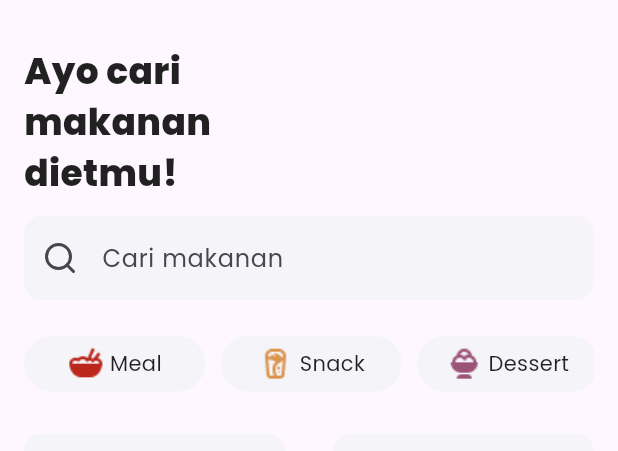
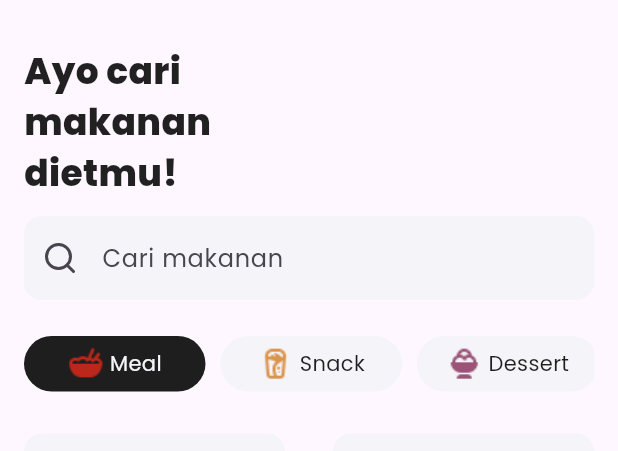
Before and after one commit to firoos18/sehatin_flutter, a Flutter app: the screen it shows after launch, on a phone screen of 412 x 824 dp, the part 63-514 px from its top. Run offline on Flutter 3.47's test engine with Material 2 defaults, Android fonts, the phone set to English and light mode, and no system bars; our stand-ins replace bloc, equatable, flutter_bloc, flutter_feather_icons, get_it, google_fonts and 1 more; network calls fail.

Commit message:
meal filter functionality fixed

```diff
--- a/lib/home/data/meal_data.dart
+++ b/lib/home/data/meal_data.dart
@@ -4,6 +4,7 @@ final mealItemData = [
   MealItem(
     name: "Grilled Tuna",
     topping: "with Vegetable Salad",
+    foodType: FoodType.meal,
     imageUrl:
         "https://ipfs.filebase.io/ipfs/QmaqEc8Up8Eia58qDydnxkYwcpvKHhJDZsHsJHjHqvtkVZ",
     price: "42000",
@@ -14,6 +15,7 @@ final mealItemData = [
   MealItem(
     name: "Grilled Tuna",
     topping: "with Rice and Green Beans",
+    foodType: FoodType.meal,
     imageUrl:
         "https://ipfs.filebase.io/ipfs/QmXymvRmf8DCtjVLQni8RvGLQ3xPZ4aDmdTALxhfk11PYf",
     price: "48000",
@@ -24,6 +26,7 @@ final mealItemData = [
   MealItem(
     name: "Toasted Bread",
     topping: "with Sunny Side Up",
+    foodType: FoodType.meal,
     imageUrl:
         "https://ipfs.filebase.io/ipfs/QmVAszBKSQn8w5gNDPzwTNwQZMPHhPKiPZrQ2gZAiw1tgD",
     price: "24000",
@@ -34,6 +37,7 @@ final mealItemData = [
   MealItem(
     name: "Vegetable Salad",
     topping: "with Boiled Egg & Grilled Duck",
+    foodType: FoodType.meal,
     imageUrl:
         "https://ipfs.filebase.io/ipfs/QmZDX1wKLgEWLERpcXs17iWN785MCB1n5gAyaonrVfxX69",
     price: "32000",
@@ -44,6 +48,7 @@ final mealItemData = [
   MealItem(
     name: "Vegetable Salad",
     topping: "with Shrimp & Tartar Sauce",
+    foodType: FoodType.meal,
     imageUrl:
         "https://ipfs.filebase.io/ipfs/Qmd5zM9DoBjcepHkBLRsbTANWjEhAKobLm74phDTTYWwtd",
     price: "35000",
@@ -54,6 +59,7 @@ final mealItemData = [
   MealItem(
     name: "Garlic Chicken",
     topping: "with Crispy Kailan",
+    foodType: FoodType.meal,
     imageUrl:
         "https://ipfs.filebase.io/ipfs/QmXMDPHCaVDoF5fER4p38sCYQr6bvTtw9tyBq87Meyrhu8",
     price: "28000",
--- a/lib/home/data/meal_filter_data.dart
+++ b/lib/home/data/meal_filter_data.dart
@@ -1,8 +1,25 @@
+import 'package:sehatin_flutter/home/domain/entities/meal_data_model.dart';
 import 'package:sehatin_flutter/home/domain/entities/meal_filter_model.dart';
 
 final mealFilterData = [
-  MealFilterModel(icon: 'lib/core/assets/meal.png', name: 'Meal'),
-  MealFilterModel(icon: 'lib/core/assets/snack.png', name: 'Snack'),
-  MealFilterModel(icon: 'lib/core/assets/dessert.png', name: 'Dessert'),
-  MealFilterModel(icon: 'lib/core/assets/vegan.png', name: 'Vegan')
+  MealFilterModel(
+    icon: 'lib/core/assets/meal.png',
+    name: 'Meal',
+    foodType: FoodType.meal,
+  ),
+  MealFilterModel(
+    icon: 'lib/core/assets/snack.png',
+    name: 'Snack',
+    foodType: FoodType.snack,
+  ),
+  MealFilterModel(
+    icon: 'lib/core/assets/dessert.png',
+    name: 'Dessert',
+    foodType: FoodType.dessert,
+  ),
+  MealFilterModel(
+    icon: 'lib/core/assets/vegan.png',
+    name: 'Vegan',
+    foodType: FoodType.vegan,
+  )
 ];
--- a/lib/home/domain/entities/meal_data_model.dart
+++ b/lib/home/domain/entities/meal_data_model.dart
@@ -1,6 +1,13 @@
 import 'package:uuid/uuid.dart';
 
 const uuid = Uuid();
+
+enum FoodType {
+  meal,
+  snack,
+  dessert,
+  vegan,
+}
 
 class MealItem {
   String id;
@@ -10,6 +17,7 @@ class MealItem {
   double rating;
   String imageUrl;
   String description;
+  FoodType foodType;
 
   MealItem({
     required this.name,
@@ -18,5 +26,6 @@ class MealItem {
     required this.price,
     required this.rating,
     required this.description,
+    required this.foodType,
   }) : id = uuid.v4();
 }
--- a/lib/home/domain/entities/meal_filter_model.dart
+++ b/lib/home/domain/entities/meal_filter_model.dart
@@ -1,9 +1,13 @@
+import 'package:sehatin_flutter/home/domain/entities/meal_data_model.dart';
+
 class MealFilterModel {
   String icon;
   String name;
+  FoodType foodType;
 
   MealFilterModel({
     required this.icon,
     required this.name,
+    required this.foodType,
   });
 }
--- a/lib/home/presentation/bloc/home_bloc.dart
+++ b/lib/home/presentation/bloc/home_bloc.dart
@@ -1,13 +1,112 @@
+import 'package:equatable/equatable.dart';
 import 'package:flutter_bloc/flutter_bloc.dart';
-import 'package:flutter/material.dart';
+import 'package:sehatin_flutter/home/domain/entities/meal_data_model.dart';
 
 part 'home_event.dart';
 part 'home_state.dart';
 
 class HomeBloc extends Bloc<HomeEvent, HomeState> {
-  HomeBloc() : super(HomeInitial()) {
-    on<HomeEvent>((event, emit) {
-      // TODO: implement event handler
-    });
+  HomeBloc() : super(const HomeInitial()) {
+    on<OnFilterPicked>(onFilterPicked);
+  }
+
+  final mealItemData = [
+    MealItem(
+      name: "Grilled Tuna",
+      topping: "with Vegetable Salad",
+      foodType: FoodType.meal,
+      imageUrl:
+          "https://ipfs.filebase.io/ipfs/QmaqEc8Up8Eia58qDydnxkYwcpvKHhJDZsHsJHjHqvtkVZ",
+      price: "42000",
+      rating: 4.7,
+      description:
+          "Hidangan yang terdiri dari tuna segar yang dipanggang dengan sempurna dan disajikan bersama dengan campuran salad sayuran segar. Tuna yang dipanggang memberikan cita rasa gurih dan lezat, sementara salad sayuran menambahkan kesegaran dan kesehatan pada hidangan ini. Kombinasi antara protein tuna yang kaya nutrisi dan sayuran yang beragam membuat hidangan ini menjadi pilihan yang sehat dan lezat untuk dinikmati.",
+    ),
+    MealItem(
+      name: "Grilled Tuna",
+      topping: "with Rice and Green Beans",
+      foodType: FoodType.meal,
+      imageUrl:
+          "https://ipfs.filebase.io/ipfs/QmXymvRmf8DCtjVLQni8RvGLQ3xPZ4aDmdTALxhfk11PYf",
+      price: "48000",
+      rating: 4.7,
+      description:
+          "Hidangan yang terdiri dari tuna segar yang dipanggang dengan cita rasa gurih, disajikan bersama nasi yang lezat dan kacang hijau segar. Tuna yang dipanggang memberikan cita rasa yang kaya protein dan tekstur yang lembut, sementara nasi memberikan kekenyangan yang memuaskan, dan kacang hijau menambah sentuhan sayuran yang segar dan kerenyahan pada hidangan ini. Kombinasi ini menciptakan hidangan yang seimbang dan menggugah selera, cocok untuk pencinta seafood.",
+    ),
+    MealItem(
+      name: "Toasted Bread",
+      topping: "with Sunny Side Up",
+      foodType: FoodType.meal,
+      imageUrl:
+          "https://ipfs.filebase.io/ipfs/QmVAszBKSQn8w5gNDPzwTNwQZMPHhPKiPZrQ2gZAiw1tgD",
+      price: "24000",
+      rating: 4.9,
+      description:
+          "Hidangan sederhana yang terdiri dari irisan roti yang dipanggang hingga kecokelatan yang garing, yang kemudian disajikan dengan telur dadar yang digoreng dengan kuning telur yang utuh dan kuning cerah di atasnya. Kombinasi antara roti yang renyah dan telur dadar yang lembut dan gurih menciptakan hidangan sarapan yang memuaskan dan klasik. Tampilan kuning cerah dari kuning telur yang terpapar matahari memberikan nama 'Sunny Side Up' pada hidangan ini.",
+    ),
+    MealItem(
+      name: "Vegetable Salad",
+      topping: "with Boiled Egg & Grilled Duck",
+      foodType: FoodType.meal,
+      imageUrl:
+          "https://ipfs.filebase.io/ipfs/QmZDX1wKLgEWLERpcXs17iWN785MCB1n5gAyaonrVfxX69",
+      price: "32000",
+      rating: 4.6,
+      description:
+          "Hidangan yang menyajikan campuran sayuran segar yang dihiasi dengan telur rebus yang lembut dan daging bebek panggang. Sayuran dalam salad memberikan sentuhan kelezatan dan keanekaragaman rasa, sementara telur rebus menambah protein dan tekstur lembut. Daging bebek panggang memberikan cita rasa gurih dan lezat yang melengkapi hidangan ini. Kombinasi ini menciptakan hidangan yang seimbang antara nutrisi dan cita rasa, cocok untuk pencinta salad dan daging.",
+    ),
+    MealItem(
+      name: "Vegetable Salad",
+      topping: "with Shrimp & Tartar Sauce",
+      foodType: FoodType.meal,
+      imageUrl:
+          "https://ipfs.filebase.io/ipfs/Qmd5zM9DoBjcepHkBLRsbTANWjEhAKobLm74phDTTYWwtd",
+      price: "35000",
+      rating: 4.8,
+      description:
+          "Hidangan yang menggabungkan berbagai macam sayuran segar yang dihiasi dengan udang yang dimasak dengan sempurna dan dilengkapi dengan saus tartar yang lezat. Sayuran memberikan kesegaran dan keragaman rasa, sementara udang memberikan cita rasa laut yang gurih dan protein yang sehat. Saus tartar yang kaya rasa dengan sentuhan asam dan krimi memberikan hidangan ini kelezatan yang tak tertandingi. Kombinasi ini menciptakan hidangan salad yang sehat, segar, dan sangat menggugah selera.",
+    ),
+    MealItem(
+      name: "Garlic Chicken",
+      topping: "with Crispy Kailan",
+      foodType: FoodType.meal,
+      imageUrl:
+          "https://ipfs.filebase.io/ipfs/QmXMDPHCaVDoF5fER4p38sCYQr6bvTtw9tyBq87Meyrhu8",
+      price: "28000",
+      rating: 5.0,
+      description:
+          "Hidangan yang terdiri dari potongan daging ayam yang dimasak dengan bawang putih hingga harum dan berpadu dengan sayuran kailan yang digoreng hingga renyah. Ayam yang diberi sentuhan bawang putih memberikan cita rasa gurih dan sedikit pedas, sementara kailan yang digoreng menciptakan tekstur renyah yang menarik. Kombinasi antara daging ayam dan sayuran ini menciptakan hidangan yang lezat dan seimbang, dengan cita rasa yang menggugah selera.",
+    ),
+    MealItem(
+      name: "Garlic Chicken",
+      topping: "with Crispy Kailan",
+      foodType: FoodType.snack,
+      imageUrl:
+          "https://ipfs.filebase.io/ipfs/QmXMDPHCaVDoF5fER4p38sCYQr6bvTtw9tyBq87Meyrhu8",
+      price: "28000",
+      rating: 5.0,
+      description:
+          "Hidangan yang terdiri dari potongan daging ayam yang dimasak dengan bawang putih hingga harum dan berpadu dengan sayuran kailan yang digoreng hingga renyah. Ayam yang diberi sentuhan bawang putih memberikan cita rasa gurih dan sedikit pedas, sementara kailan yang digoreng menciptakan tekstur renyah yang menarik. Kombinasi antara daging ayam dan sayuran ini menciptakan hidangan yang lezat dan seimbang, dengan cita rasa yang menggugah selera.",
+    ),
+    MealItem(
+      name: "Garlic Chicken",
+      topping: "with Crispy Kailan",
+      foodType: FoodType.snack,
+      imageUrl:
+          "https://ipfs.filebase.io/ipfs/QmXMDPHCaVDoF5fER4p38sCYQr6bvTtw9tyBq87Meyrhu8",
+      price: "28000",
+      rating: 5.0,
+      description:
+          "Hidangan yang terdiri dari potongan daging ayam yang dimasak dengan bawang putih hingga harum dan berpadu dengan sayuran kailan yang digoreng hingga renyah. Ayam yang diberi sentuhan bawang putih memberikan cita rasa gurih dan sedikit pedas, sementara kailan yang digoreng menciptakan tekstur renyah yang menarik. Kombinasi antara daging ayam dan sayuran ini menciptakan hidangan yang lezat dan seimbang, dengan cita rasa yang menggugah selera.",
+    ),
+  ];
+
+  void onFilterPicked(OnFilterPicked event, Emitter<HomeState> emit) {
+    final List<MealItem> filteredItem =
+        mealItemData.where((item) => item.foodType == event.foodType).toList();
+
+    emit(const HomeLoading());
+
+    emit(HomeItemLoaded(filteredItem, event.foodType));
   }
 }
--- a/lib/home/presentation/bloc/home_event.dart
+++ b/lib/home/presentation/bloc/home_event.dart
@@ -1,4 +1,14 @@
 part of 'home_bloc.dart';
 
-@immutable
-sealed class HomeEvent {}
+sealed class HomeEvent extends Equatable {
+  const HomeEvent();
+
+  @override
+  List<Object?> get props => [];
+}
+
+final class OnFilterPicked extends HomeEvent {
+  final FoodType foodType;
+
+  const OnFilterPicked({required this.foodType});
+}
--- a/lib/home/presentation/bloc/home_state.dart
+++ b/lib/home/presentation/bloc/home_state.dart
@@ -1,6 +1,33 @@
 part of 'home_bloc.dart';
 
-@immutable
-sealed class HomeState {}
+sealed class HomeState extends Equatable {
+  final List<MealItem>? mealItem;
+  final FoodType? foodType;
 
-final class HomeInitial extends HomeState {}
+  const HomeState({this.mealItem, this.foodType});
+
+  @override
+  List<Object?> get props => [mealItem, foodType];
+}
+
+final class HomeInitial extends HomeState {
+  const HomeInitial();
+}
+
+final class HomeLoading extends HomeState {
+  const HomeLoading();
+}
+
+final class HomeItemLoaded extends HomeState {
+  const HomeItemLoaded(final List<MealItem>? mealItem, final FoodType foodType)
+      : super(mealItem: mealItem, foodType: foodType);
+}
+
+final class HomeItemEmpty extends HomeState {
+  const HomeItemEmpty();
+}
+
+final class ActiveFilter extends HomeState {
+  const ActiveFilter(final FoodType foodType, final List<MealItem> mealList)
+      : super(mealItem: mealList, foodType: FoodType.meal);
+}
--- a/lib/home/presentation/components/meal_filter_item.dart
+++ b/lib/home/presentation/components/meal_filter_item.dart
@@ -1,11 +1,15 @@
 import 'package:flutter/material.dart';
+import 'package:flutter_bloc/flutter_bloc.dart';
 import 'package:sehatin_flutter/home/data/meal_filter_data.dart';
+import 'package:sehatin_flutter/home/presentation/bloc/home_bloc.dart';
 
 class MealFilter extends StatelessWidget {
   const MealFilter({super.key});
 
   @override
   Widget build(BuildContext context) {
+    return BlocBuilder<HomeBloc, HomeState>(
+      builder: (context, state) {
         return SizedBox(
           height: 37,
           child: ListView.builder(
@@ -14,7 +18,13 @@ class MealFilter extends StatelessWidget {
             itemBuilder: (ctx, idx) => Padding(
               padding: const EdgeInsets.only(right: 10),
               child: InkWell(
-            onTap: () {},
+                onTap: () {
+                  context.read<HomeBloc>().add(
+                        OnFilterPicked(
+                          foodType: mealFilterData[idx].foodType,
+                        ),
+                      );
+                },
                 borderRadius: BorderRadius.circular(24),
                 splashColor: const Color(0xff1e1e1e).withOpacity(0.5),
                 child: Container(
@@ -22,14 +32,23 @@ class MealFilter extends StatelessWidget {
                   width: 121,
                   decoration: BoxDecoration(
                       borderRadius: BorderRadius.circular(24),
-                  color: const Color(0xffF4F4F9)),
+                      color: state.foodType! == mealFilterData[idx].foodType
+                          ? const Color(0xff1E1E1E)
+                          : const Color(0xffF4F4F9)),
                   child: Row(
                     crossAxisAlignment: CrossAxisAlignment.center,
                     mainAxisAlignment: MainAxisAlignment.center,
                     children: [
                       Image.asset(mealFilterData[idx].icon),
                       const SizedBox(width: 4),
-                  Text(mealFilterData[idx].name)
+                      Text(
+                        mealFilterData[idx].name,
+                        style: TextStyle(
+                          color: state.foodType! == mealFilterData[idx].foodType
+                              ? const Color(0xffF4F4F9)
+                              : const Color(0xff1E1E1E),
+                        ),
+                      )
                     ],
                   ),
                 ),
@@ -37,5 +56,7 @@ class MealFilter extends StatelessWidget {
             ),
           ),
         );
+      },
+    );
   }
 }
--- a/lib/home/presentation/screens/home_screen.dart
+++ b/lib/home/presentation/screens/home_screen.dart
@@ -1,14 +1,21 @@
 import 'package:flutter/material.dart';
+import 'package:flutter_bloc/flutter_bloc.dart';
 import 'package:flutter_feather_icons/flutter_feather_icons.dart';
 import 'package:sehatin_flutter/cart/presentation/screens/cart_screen.dart';
-import 'package:sehatin_flutter/home/data/meal_data.dart';
+import 'package:sehatin_flutter/home/domain/entities/meal_data_model.dart';
+import 'package:sehatin_flutter/home/presentation/bloc/home_bloc.dart';
 import 'package:sehatin_flutter/home/presentation/components/meal_card_item.dart';
 import 'package:sehatin_flutter/home/presentation/components/meal_filter_item.dart';
 import 'package:sehatin_flutter/user_profile/presentation/screens/user_profile_screen.dart';
 
-class HomeScreen extends StatelessWidget {
+class HomeScreen extends StatefulWidget {
   const HomeScreen({super.key});
 
+  @override
+  State<HomeScreen> createState() => _HomeScreenState();
+}
+
+class _HomeScreenState extends State<HomeScreen> {
   @override
   Widget build(BuildContext context) {
     return Scaffold(
@@ -23,7 +30,10 @@ class HomeScreen extends StatelessWidget {
           IconButton(onPressed: () {}, icon: const Icon(FeatherIcons.bell))
         ],
       ),
-      body: Padding(
+      body: BlocBuilder<HomeBloc, HomeState>(
+        builder: (context, state) {
+          if (state is HomeItemLoaded) {
+            return Padding(
               padding: const EdgeInsets.only(right: 16, left: 16, top: 16),
               child: Column(
                 crossAxisAlignment: CrossAxisAlignment.center,
@@ -36,7 +46,8 @@ class HomeScreen extends StatelessWidget {
                         child: Text(
                           'Ayo cari makanan dietmu!',
                           textAlign: TextAlign.start,
-                    style: TextStyle(fontSize: 24, fontWeight: FontWeight.w800),
+                          style: TextStyle(
+                              fontSize: 24, fontWeight: FontWeight.w800),
                         ),
                       ),
                     ],
@@ -64,19 +75,45 @@ class HomeScreen extends StatelessWidget {
                   Expanded(
                     child: GridView.builder(
                       padding: const EdgeInsets.only(bottom: 16, top: 12),
-                itemCount: mealItemData.length,
-                gridDelegate: const SliverGridDelegateWithFixedCrossAxisCount(
+                      itemCount: state.mealItem!.length,
+                      gridDelegate:
+                          const SliverGridDelegateWithFixedCrossAxisCount(
                               crossAxisCount: 2,
                               mainAxisSpacing: 16,
                               crossAxisSpacing: 32,
                               mainAxisExtent: 243),
-                itemBuilder: (ctx, idx) => MealCardItem(
-                  meal: mealItemData[idx],
+                      itemBuilder: (ctx, idx) => state.mealItem!.isNotEmpty
+                          ? MealCardItem(
+                              meal: state.mealItem![idx],
+                            )
+                          : const Center(
+                              child: Text(
+                                'No meal available :(',
+                              ),
                             ),
                     ),
                   )
                 ],
               ),
+            );
+          }
+          if (state is HomeItemEmpty) {
+            return const Center(
+              child: Text("No meal available :("),
+            );
+          }
+          if (state is HomeLoading) {
+            return const Center(
+              child: CircularProgressIndicator(),
+            );
+          }
+          if (state is HomeInitial) {
+            context
+                .read<HomeBloc>()
+                .add(const OnFilterPicked(foodType: FoodType.meal));
+          }
+          return const SizedBox();
+        },
       ),
       bottomNavigationBar: BottomNavigationBar(
         selectedItemColor: const Color(0xff1E1E1E),
```
Lines whose indentation alone changed are shown as unchanged.
